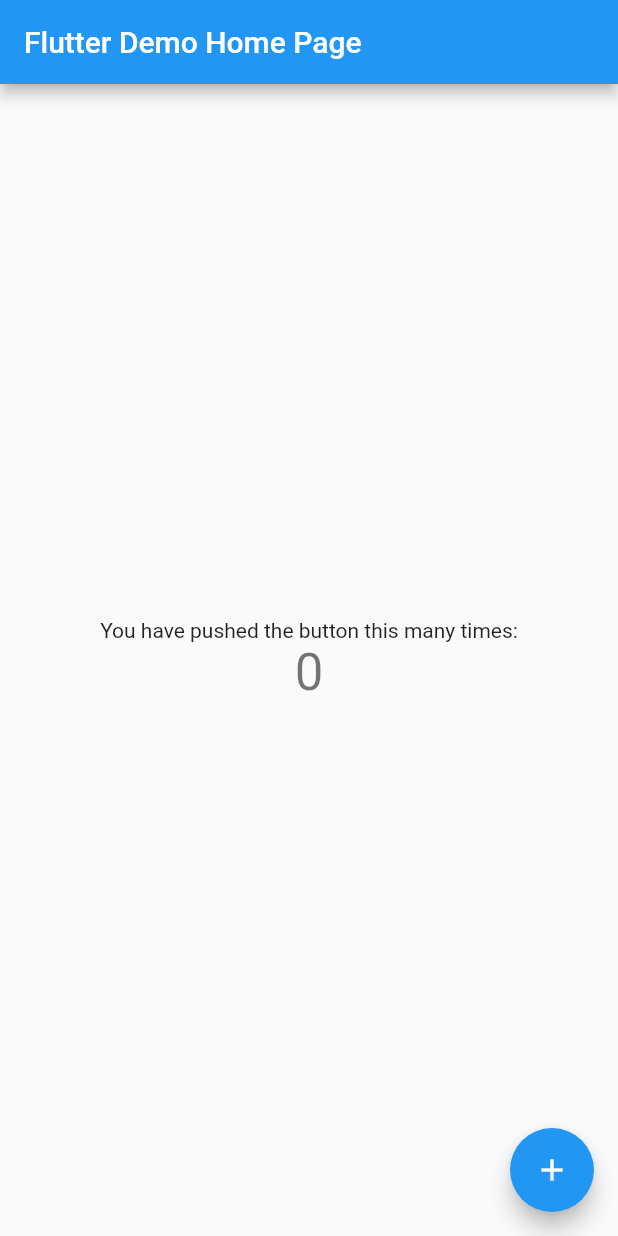
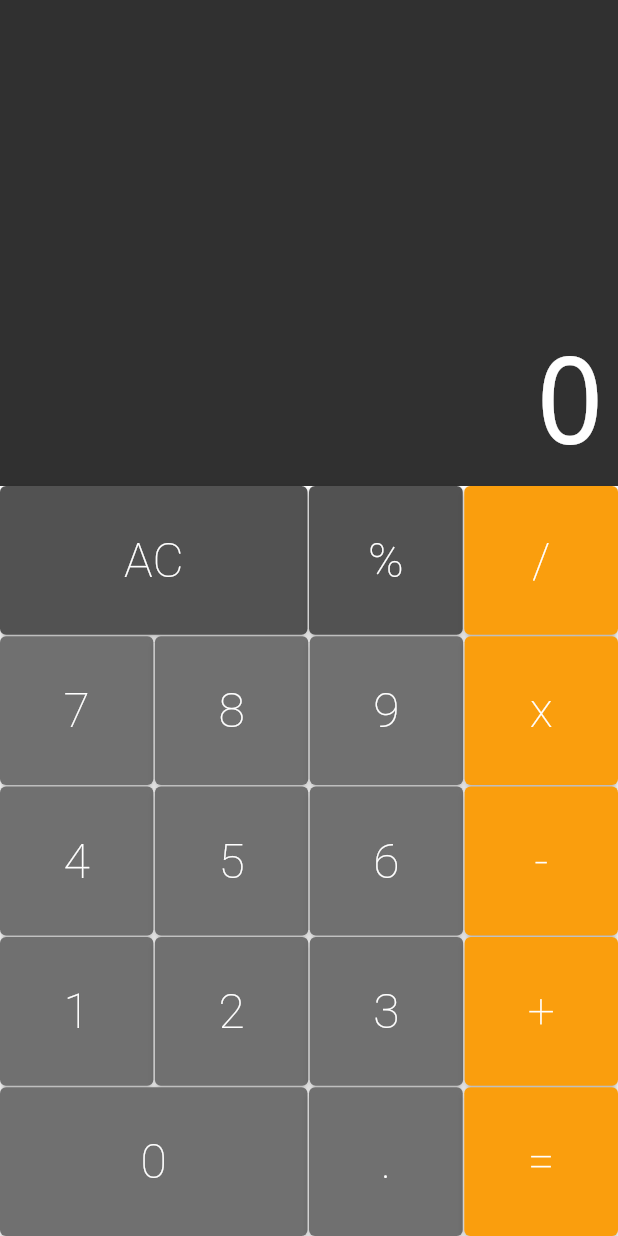
Before and after one commit to 9reis/calculadora__flutter, a Flutter app: the screen it shows after launch, on a phone screen of 412 x 824 dp. Run offline on Flutter 3.47's test engine with Material 2 defaults, Android fonts, the phone set to English and light mode, and no system bars; drawn by our look-alikes of auto_size_text.

Commit message:
Construindo a interface grafica

```diff
--- /dev/null
+++ b/lib/components/button.dart
@@ -0,0 +1,55 @@
+import 'package:flutter/material.dart';
+
+class Button extends StatelessWidget {
+  Button({
+    required this.text,
+    this.big = false,
+    this.color = DEFAULT,
+    required this.cb,
+  });
+
+  // Construtor nomeado
+  Button.big({
+    required this.text,
+    this.big = true,
+    this.color = DEFAULT,
+    required this.cb,
+  });
+
+  Button.operation({
+    required this.text,
+    this.big = false,
+    this.color = OPERATION,
+    required this.cb,
+  });
+
+  static const DARK = Color.fromRGBO(82, 82, 82, 1);
+  static const DEFAULT = Color.fromRGBO(112, 112, 112, 1);
+  static const OPERATION = Color.fromRGBO(250, 158, 13, 1);
+
+  final String text;
+  final bool big;
+  final Color color;
+  final void Function(String) cb;
+
+  @override
+  Widget build(BuildContext context) {
+    return Expanded(
+      flex: big ? 2 : 1,
+      child: ElevatedButton(
+        style: ElevatedButton.styleFrom(
+          backgroundColor: this.color,
+        ),
+        child: Text(
+          text,
+          style: TextStyle(
+            color: Colors.white,
+            fontSize: 32,
+            fontWeight: FontWeight.w200,
+          ),
+        ),
+        onPressed: () => cb(text),
+      ),
+    );
+  }
+}
--- /dev/null
+++ b/lib/components/button_row.dart
@@ -0,0 +1,22 @@
+import 'package:calculadora__flutter/components/button.dart';
+import 'package:flutter/material.dart';
+
+class ButtonRow extends StatelessWidget {
+  const ButtonRow(this.buttons);
+
+  final List<Button> buttons;
+
+  @override
+  Widget build(BuildContext context) {
+    return Expanded(
+      flex: 1,
+      child: Row(
+        crossAxisAlignment: CrossAxisAlignment.stretch,
+        children: buttons.fold(<Widget>[], (list, b) {
+          list.isEmpty ? list.add(b) : list.addAll([SizedBox(width: 1), b]);
+          return list;
+        }),
+      ),
+    );
+  }
+}
--- /dev/null
+++ b/lib/components/display.dart
@@ -0,0 +1,40 @@
+import 'package:auto_size_text/auto_size_text.dart';
+import 'package:flutter/material.dart';
+
+class Display extends StatelessWidget {
+  const Display(this.text);
+
+  final String text;
+
+  @override
+  Widget build(BuildContext context) {
+    return Expanded(
+      flex: 1,
+      child: Container(
+        color: Color.fromRGBO(48, 48, 48, 1),
+        child: Column(
+          crossAxisAlignment: CrossAxisAlignment.stretch,
+          mainAxisAlignment: MainAxisAlignment.end,
+          children: [
+            Padding(
+              padding: const EdgeInsets.all(8.0),
+              child: AutoSizeText(
+                text,
+                minFontSize: 20,
+                maxFontSize: 80,
+                maxLines: 1,
+                textAlign: TextAlign.end,
+                style: const TextStyle(
+                  fontWeight: FontWeight.w100,
+                  decoration: TextDecoration.none,
+                  fontSize: 80,
+                  color: Colors.white,
+                ),
+              ),
+            ),
+          ],
+        ),
+      ),
+    );
+  }
+}
--- /dev/null
+++ b/lib/components/keyboard.dart
@@ -0,0 +1,52 @@
+import 'package:calculadora__flutter/components/button.dart';
+import 'package:calculadora__flutter/components/button_row.dart';
+import 'package:flutter/material.dart';
+
+class KeyBoard extends StatelessWidget {
+  const KeyBoard(this.cb);
+
+  final void Function(String) cb;
+
+  @override
+  Widget build(BuildContext context) {
+    return Container(
+      height: 500,
+      child: Column(
+        children: [
+          ButtonRow([
+            Button.big(text: 'AC', cb: cb, color: Button.DARK),
+            Button(text: '%', cb: cb, color: Button.DARK),
+            Button.operation(text: '/', cb: cb),
+          ]),
+          const SizedBox(height: 1),
+          ButtonRow([
+            Button(text: '7', cb: cb),
+            Button(text: '8', cb: cb),
+            Button(text: '9', cb: cb),
+            Button.operation(text: 'x', cb: cb),
+          ]),
+          const SizedBox(height: 1),
+          ButtonRow([
+            Button(text: '4', cb: cb),
+            Button(text: '5', cb: cb),
+            Button(text: '6', cb: cb),
+            Button.operation(text: '-', cb: cb),
+          ]),
+          const SizedBox(height: 1),
+          ButtonRow([
+            Button(text: '1', cb: cb),
+            Button(text: '2', cb: cb),
+            Button(text: '3', cb: cb),
+            Button.operation(text: '+', cb: cb),
+          ]),
+          const SizedBox(height: 1),
+          ButtonRow([
+            Button.big(text: '0', cb: cb),
+            Button(text: '.', cb: cb),
+            Button.operation(text: '=', cb: cb),
+          ]),
+        ],
+      ),
+    );
+  }
+}
--- a/lib/main.dart
+++ b/lib/main.dart
@@ -1,73 +1,8 @@
+import 'package:calculadora__flutter/screens/calculator.dart';
 import 'package:flutter/material.dart';
 
 void main() {
-  runApp(const MyApp());
+  runApp(
+    Calculator(),
+  );
 }
-
-class MyApp extends StatelessWidget {
-  const MyApp({super.key});
-
-  @override
-  Widget build(BuildContext context) {
-    return MaterialApp(
-      title: 'Flutter Demo',
-      theme: ThemeData(
-
-        primarySwatch: Colors.blue,
-      ),
-      home: const MyHomePage(title: 'Flutter Demo Home Page'),
-    );
-  }
-}
-
-class MyHomePage extends StatefulWidget {
-  const MyHomePage({super.key, required this.title});
-
-  final String title;
-
-  @override
-  State<MyHomePage> createState() => _MyHomePageState();
-}
-
-class _MyHomePageState extends State<MyHomePage> {
-  int _counter = 0;
-
-  void _incrementCounter() {
-    setState(() {
-
-      _counter++;
-    });
-  }
-
-  @override
-  Widget build(BuildContext context) {
-
-    return Scaffold(
-      appBar: AppBar(
-
-        title: Text(widget.title),
-      ),
-      body: Center(
-
-        child: Column(
-
-          mainAxisAlignment: MainAxisAlignment.center,
-          children: <Widget>[
-            const Text(
-              'You have pushed the button this many times:',
-            ),
-            Text(
-              '$_counter',
-              style: Theme.of(context).textTheme.headlineMedium,
-            ),
-          ],
-        ),
-      ),
-      floatingActionButton: FloatingActionButton(
-        onPressed: _incrementCounter,
-        tooltip: 'Increment',
-        child: const Icon(Icons.add),
-      ), // This trailing comma makes auto-formatting nicer for build methods.
-    );
-  }
-}
--- /dev/null
+++ b/lib/models/memory.dart
@@ -0,0 +1,19 @@
+class Memory {
+  String _value = '0';
+
+  void applyCommand(String command) {
+    if (command == 'AC') {
+      _allClear();
+    } else {
+      _value += command;
+    }
+  }
+
+  _allClear() {
+    _value = '0';
+  }
+
+  String get value {
+    return _value;
+  }
+}
--- /dev/null
+++ b/lib/screens/calculator.dart
@@ -0,0 +1,33 @@
+import 'package:calculadora__flutter/components/display.dart';
+import 'package:calculadora__flutter/components/keyboard.dart';
+import 'package:calculadora__flutter/models/memory.dart';
+import 'package:flutter/material.dart';
+
+class Calculator extends StatefulWidget {
+  const Calculator({super.key});
+
+  @override
+  State<Calculator> createState() => _CalculatorState();
+}
+
+class _CalculatorState extends State<Calculator> {
+  final Memory memory = Memory();
+
+  _onPressed(String command) {
+    setState(() {
+      memory.applyCommand(command);
+    });
+  }
+
+  @override
+  Widget build(BuildContext context) {
+    return MaterialApp(
+      home: Column(
+        children: [
+          Display(memory.value),
+          KeyBoard(_onPressed),
+        ],
+      ),
+    );
+  }
+}
--- a/pubspec.yaml
+++ b/pubspec.yaml
@@ -30,6 +30,7 @@
 dependencies:
   flutter:
     sdk: flutter
+  auto_size_text: ^3.0.0
 
 
   # The following adds the Cupertino Icons font to your application.
```
Also changed, not shown: pubspec.lock, 1 other file.
